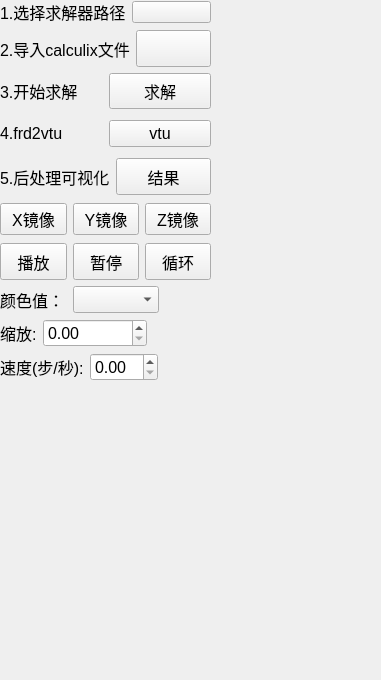
Before: the Qt Designer form starter/FENGSim/FEM/CalculixDockWidget.ui in ArvinShaffer/FENGSim, drawn with Qt 5.
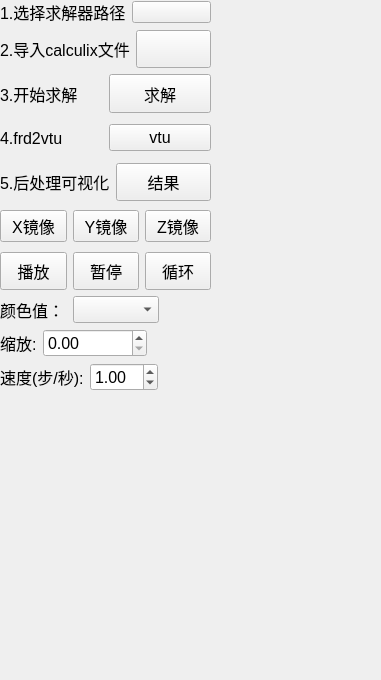
After: the same form once the commit is applied. Icons and pictures are not drawn.

Commit message: feat: 网格显示

```diff
--- a/starter/FENGSim/FEM/CalculixDockWidget.ui
+++ b/starter/FENGSim/FEM/CalculixDockWidget.ui
@@ -25,7 +25,7 @@
      <x>0</x>
      <y>0</y>
      <width>231</width>
-     <height>401</height>
+     <height>411</height>
     </rect>
    </property>
    <layout class="QVBoxLayout" name="verticalLayout" stretch="0,0,0,0,0,0,0,0,0,0,0">
@@ -534,6 +534,9 @@
         <property name="maximum">
          <double>50.000000000000000</double>
         </property>
+        <property name="value">
+         <double>1.000000000000000</double>
+        </property>
        </widget>
       </item>
       <item>
```
The commit also changes 1 other file.
